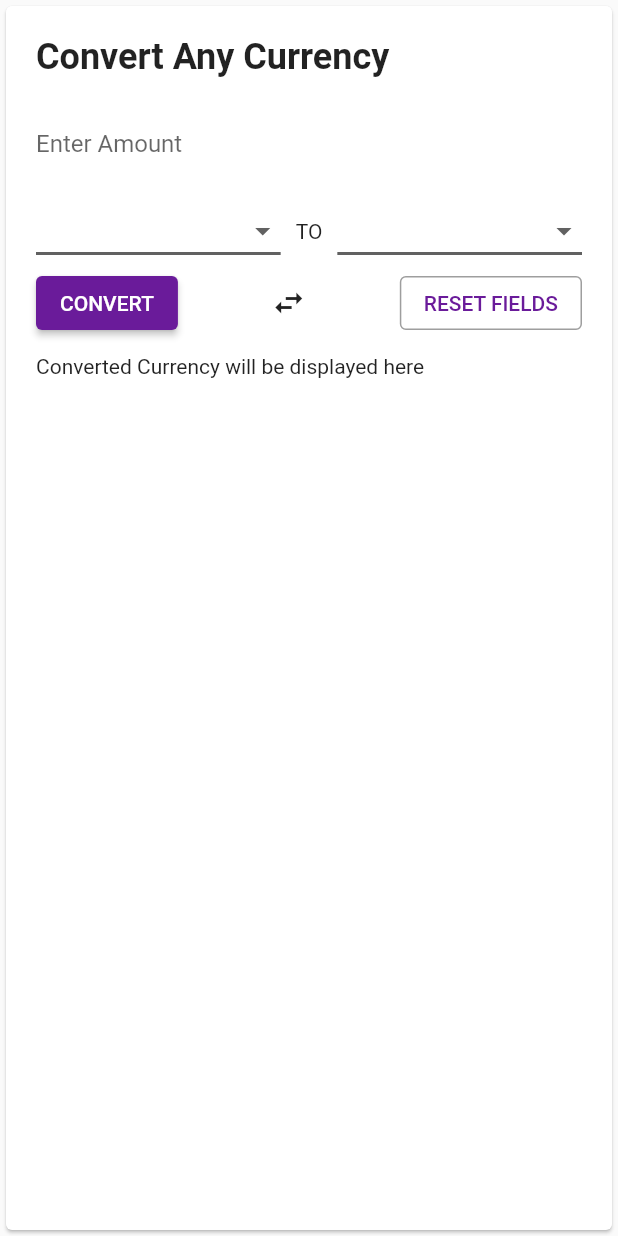
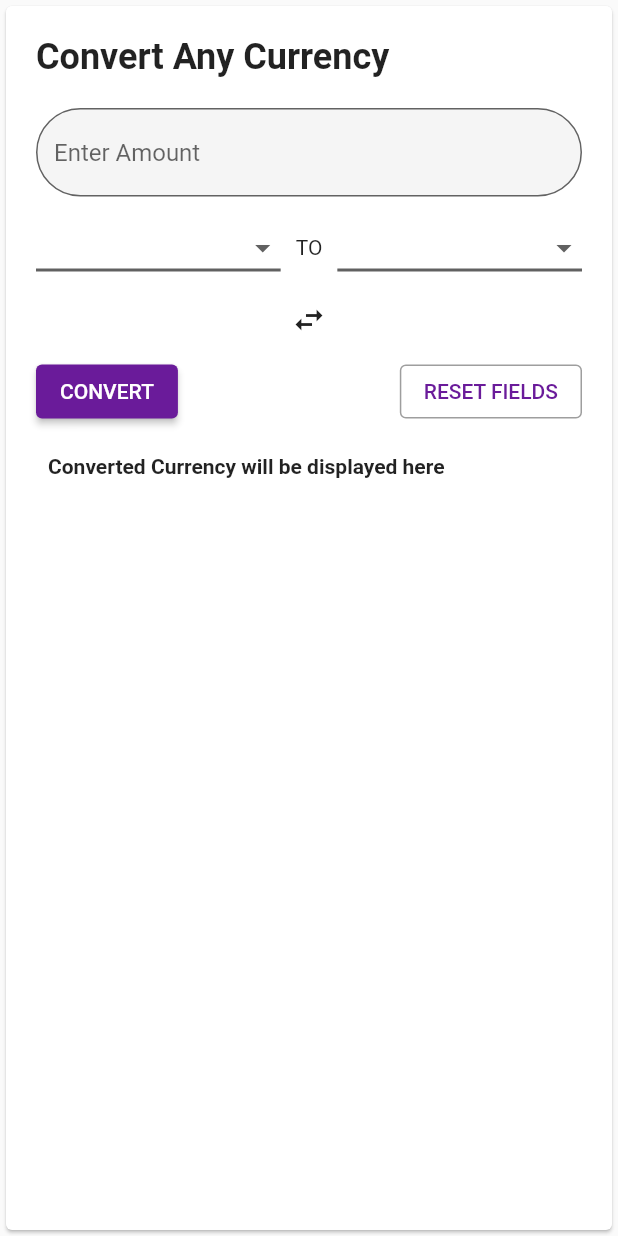
Before and after one commit to theVatsal3802/Convertex, a Flutter app: the AnyToAny widget shown alone on an empty page, opened directly with empty values, after a tap on the "swap horiz" icon, on a phone screen of 412 x 824 dp. Run offline on Flutter 3.47's test engine with Material 2 defaults, Android fonts, the phone set to English and light mode, and no system bars; our stand-ins replace flutter_dotenv; network calls fail.

Commit message:
Fixed Bugs

```diff
--- a/lib/widgtes/any_to_any.dart
+++ b/lib/widgtes/any_to_any.dart
@@ -76,7 +76,14 @@ class _AnyToAnyState extends State<AnyToAny> {
             TextFormField(
               key: const ValueKey("amount"),
               controller: amountController,
-              decoration: const InputDecoration(hintText: "Enter Amount"),
+              decoration: InputDecoration(
+                hintText: "Enter Amount",
+                filled: true,
+                fillColor: Colors.grey[100],
+                border: OutlineInputBorder(
+                  borderRadius: BorderRadius.circular(50),
+                ),
+              ),
               keyboardType: TextInputType.number,
             ),
             const VerticalSizedBox(
@@ -150,6 +157,18 @@ class _AnyToAnyState extends State<AnyToAny> {
                 ),
               ],
             ),
+            Center(
+              child: IconButton(
+                tooltip: "Interchange Currency units",
+                onPressed: () {
+                  String interchange = dropDownValue1;
+                  dropDownValue1 = dropDownValue2;
+                  dropDownValue2 = interchange;
+                  setState(() {});
+                },
+                icon: const Icon(Icons.swap_horiz),
+              ),
+            ),
             Row(
               mainAxisAlignment: MainAxisAlignment.spaceBetween,
               crossAxisAlignment: CrossAxisAlignment.center,
@@ -157,16 +176,6 @@ class _AnyToAnyState extends State<AnyToAny> {
                 ElevatedButton(
                   onPressed: calculateConversion,
                   child: const Text("CONVERT"),
-                ),
-                IconButton(
-                  tooltip: "Interchange Currency units",
-                  onPressed: () {
-                    String interchange = dropDownValue1;
-                    dropDownValue1 = dropDownValue2;
-                    dropDownValue2 = interchange;
-                    setState(() {});
-                  },
-                  icon: const Icon(Icons.swap_horiz),
                 ),
                 OutlinedButton(
                   style: OutlinedButton.styleFrom(
@@ -185,7 +194,13 @@ class _AnyToAnyState extends State<AnyToAny> {
             const VerticalSizedBox(
               height: 10,
             ),
-            Text(answer),
+            Padding(
+              padding: const EdgeInsets.all(8.0),
+              child: Text(
+                answer,
+                style: const TextStyle(fontWeight: FontWeight.bold),
+              ),
+            ),
           ],
         ),
       ),
```
Also changed, not shown: lib/widgtes/inr_to_any.dart (+13 -2 lines), 1 other file.
